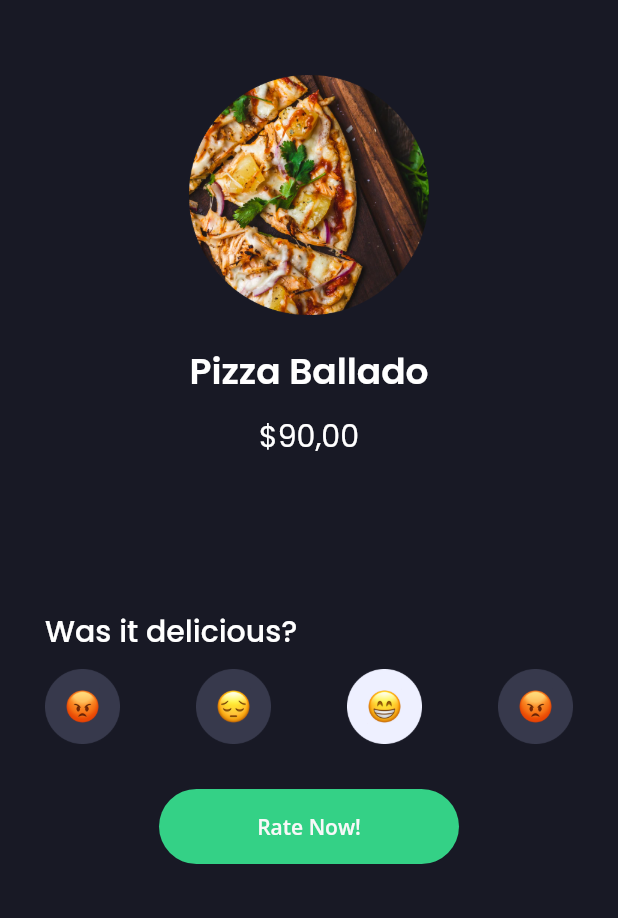
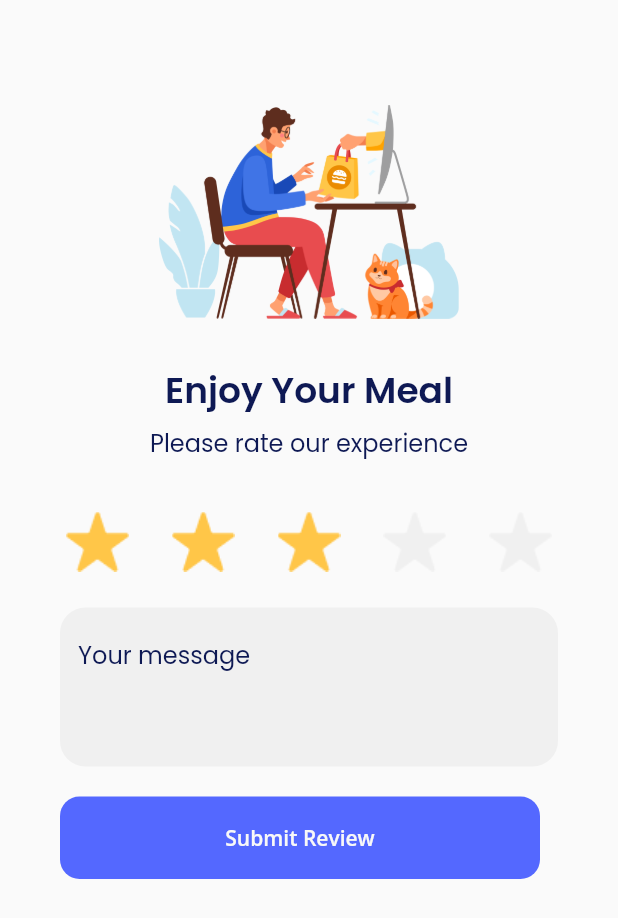
Before and after one commit to farisqadr/sevendays, a Flutter app: the screen it shows after launch, on a phone screen of 412 x 824 dp. Shown: the top 918 px of the screen. Run offline on Flutter 3.47's test engine with Material 2 defaults, Android fonts, the phone set to English and light mode, and no system bars; our stand-ins replace google_fonts.

Commit message:
Alhamdulillah beres Challenge 5

```diff
--- a/lib/main.dart
+++ b/lib/main.dart
@@ -1,11 +1,12 @@
 import 'package:flutter/material.dart';
-import 'package:sevendays/pages/rating_screen.dart';
+import 'package:sevendays/pages/challenge5.dart';
 
 void main() => runApp(SevenDays());
 
 class SevenDays extends StatelessWidget {
   @override
   Widget build(BuildContext context) {
-    return MaterialApp(debugShowCheckedModeBanner: false, home: RatingScreen());
+    return MaterialApp(
+        debugShowCheckedModeBanner: false, home: ChallengeFive());
   }
 }
--- /dev/null
+++ b/lib/pages/challenge5.dart
@@ -0,0 +1,88 @@
+import 'package:flutter/material.dart';
+import 'package:sevendays/widget/theme.dart';
+import 'package:sevendays/pages/rating_screen.dart';
+
+class ChallengeFive extends StatelessWidget {
+  @override
+  Widget build(BuildContext context) {
+    return Scaffold(
+      body: Padding(
+        padding: const EdgeInsets.only(top: 70, left: 40, right: 40),
+        child: Column(
+          children: [
+            Image.asset(
+              'assets/food_delivery.png',
+              width: 200,
+            ),
+            SizedBox(
+              height: 30,
+            ),
+            Text(
+              'Enjoy Your Meal',
+              style: boldTextStyle,
+            ),
+            SizedBox(
+              height: 5,
+            ),
+            Text(
+              'Please rate our experience',
+              style: lightTextStyle,
+            ),
+            SizedBox(
+              height: 30,
+            ),
+            Row(
+              mainAxisAlignment: MainAxisAlignment.spaceBetween,
+              children: [
+                Image.asset(
+                  'assets/star_yellow.png',
+                  width: 50,
+                ),
+                Image.asset('assets/star_yellow.png', width: 50),
+                Image.asset('assets/star_yellow.png', width: 50),
+                Image.asset('assets/star_gray.png', width: 50),
+                Image.asset('assets/star_gray.png', width: 50),
+              ],
+            ),
+            SizedBox(
+              height: 20,
+            ),
+            Column(
+              crossAxisAlignment: CrossAxisAlignment.start,
+              children: [
+                TextFormField(
+                    maxLines: 3,
+                    style: lightTextStyle,
+                    decoration: InputDecoration(
+                      fillColor: Color(0xffF0F0F0),
+                      filled: true,
+                      border: OutlineInputBorder(
+                          borderRadius: BorderRadius.circular(17),
+                          borderSide: BorderSide.none),
+                      hintText: 'Your message',
+                      hintStyle: lightTextStyle,
+                    )),
+                SizedBox(height: 20),
+                Container(
+                    height: 55,
+                    width: 320,
+                    child: TextButton(
+                        style: TextButton.styleFrom(
+                            backgroundColor: Color(0xff5468FF),
+                            shape: RoundedRectangleBorder(
+                                borderRadius: BorderRadius.circular(13))),
+                        onPressed: () {
+                          RatingScreen();
+                        },
+                        child: Text(
+                          'Submit Review',
+                          style: buttonTextStyle,
+                        ))),
+              ],
+            ),
+          ],
+        ),
+      ),
+    );
+  }
+}
--- a/lib/pages/rating_screen.dart
+++ b/lib/pages/rating_screen.dart
@@ -7,7 +7,7 @@ class RatingScreen extends StatelessWidget {
     return Scaffold(
       backgroundColor: Color(0xff181925),
       body: Padding(
-        padding: const EdgeInsets.only(top: 50, left: 30, right: 30),
+        padding: const EdgeInsets.only(top: 70, left: 30, right: 30),
         child: Column(
           children: [
             Image.asset(
@@ -18,7 +18,7 @@ class RatingScreen extends StatelessWidget {
               height: 20,
             ),
             Text(
-              'Pizza Ballado',
+              'Pizza Goreng Kai',
               style: titleTextStyle,
             ),
             SizedBox(
```
Also changed, not shown: assets/food_delivery.png (added), assets/star_gray.png (added), assets/star_yellow.png (added).
